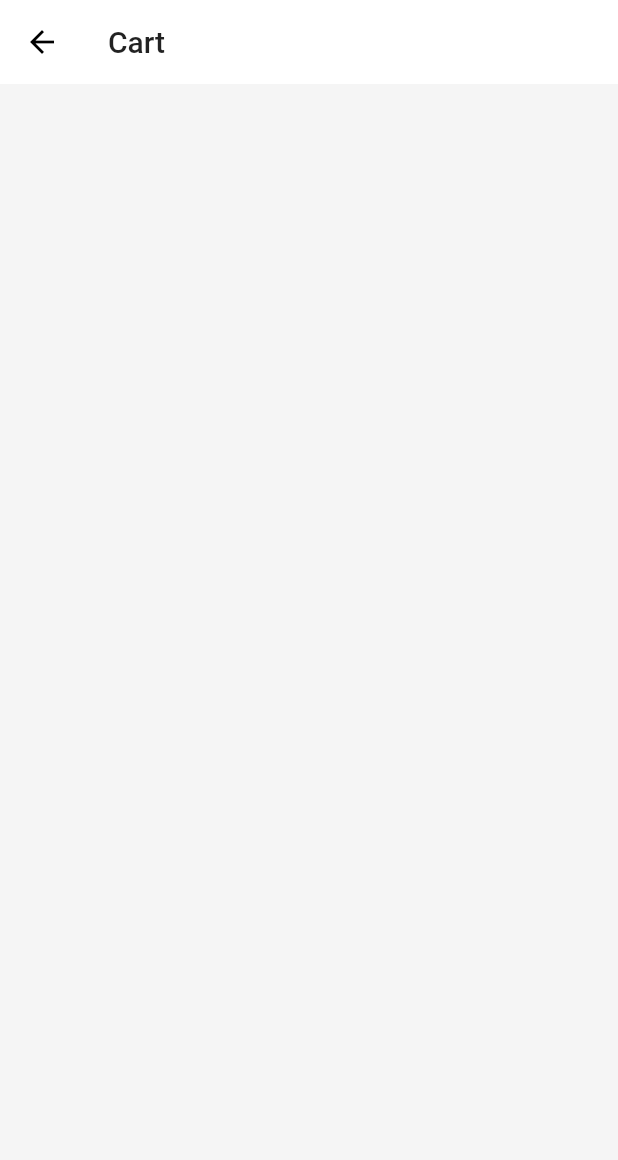
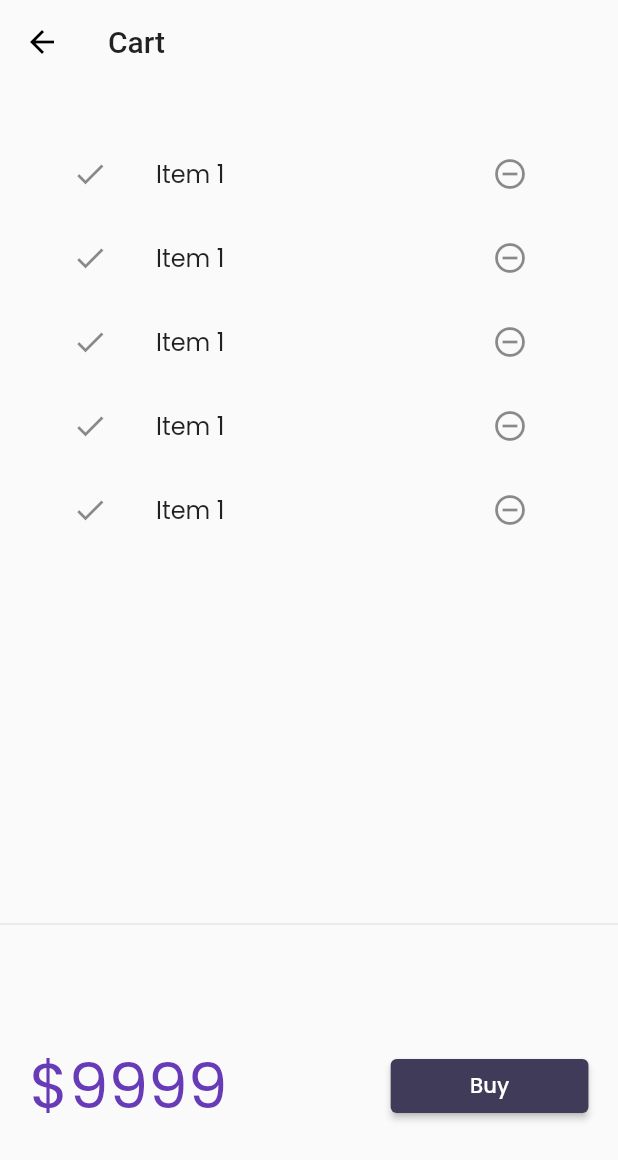
Before and after one commit to bishtmanish739/flutter_catalog, a Flutter app: the CartPage screen opened by its route, on a phone screen of 412 x 824 dp. Shown: the top 1160 px of the screen. Run offline on Flutter 3.47's test engine with Material 2 defaults, Android fonts, the phone set to English and light mode, and no system bars; our stand-ins replace google_fonts, velocity_x; network calls fail.

Commit message:
cart design completed

```diff
--- a/lib/screen/cart_page.dart
+++ b/lib/screen/cart_page.dart
@@ -1,16 +1,68 @@
 import 'package:flutter/material.dart';
 import 'package:flutter_catalog/widgets/theme.dart';
+import 'package:velocity_x/velocity_x.dart';
 
 class CartPage extends StatelessWidget {
   @override
   Widget build(BuildContext context) {
     return Scaffold(
+      backgroundColor: context.canvasColor,
       appBar: AppBar(
-        title: Text('Cart'),
+        backgroundColor: Colors.transparent,
+        title: "Cart".text.make(),
       ),
-      body: Container(
-        decoration: BoxDecoration(color: MyTheme.creamColor),
+      body: Column(
+        children: [
+          _CartList().p32().expand(),
+          Divider(),
+          _CartTotal(),
+        ],
       ),
     );
   }
 }
+
+class _CartTotal extends StatelessWidget {
+  @override
+  Widget build(BuildContext context) {
+    return SizedBox(
+      height: 200,
+      child: Row(
+        mainAxisAlignment: MainAxisAlignment.spaceAround,
+        children: [
+          "\$9999".text.xl5.color(context.theme.accentColor).make(),
+          30.widthBox,
+          ElevatedButton(
+            onPressed: () {},
+            style: ButtonStyle(
+                backgroundColor:
+                    MaterialStateProperty.all(MyTheme.darkBluishColor)),
+            child: "Buy".text.white.make(),
+          ).w32(context)
+        ],
+      ),
+    );
+  }
+}
+
+class _CartList extends StatefulWidget {
+  @override
+  __CartListState createState() => __CartListState();
+}
+
+class __CartListState extends State<_CartList> {
+  @override
+  Widget build(BuildContext context) {
+    return ListView.builder(
+      itemCount: 5,
+      itemBuilder: (context, index) => ListTile(
+        leading: Icon(Icons.done),
+        trailing: IconButton(
+          icon: Icon(Icons.remove_circle_outline),
+          onPressed: () {},
+        ),
+        title: "Item 1".text.make(),
+      ),
+    );
+  }
+}
```
